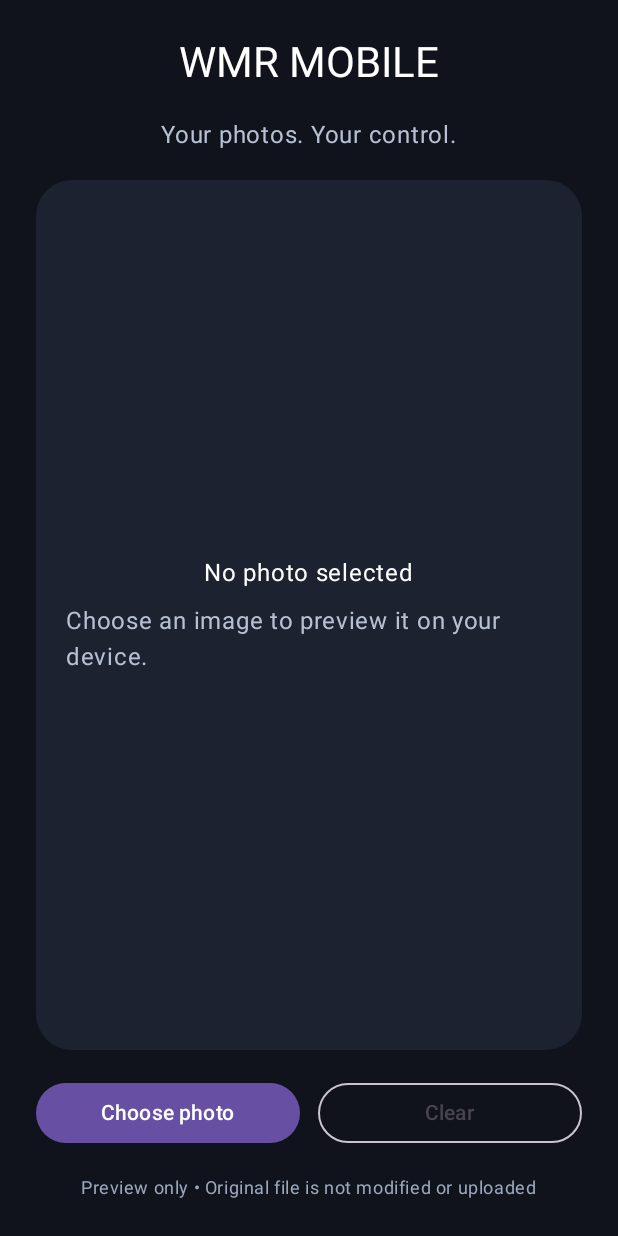
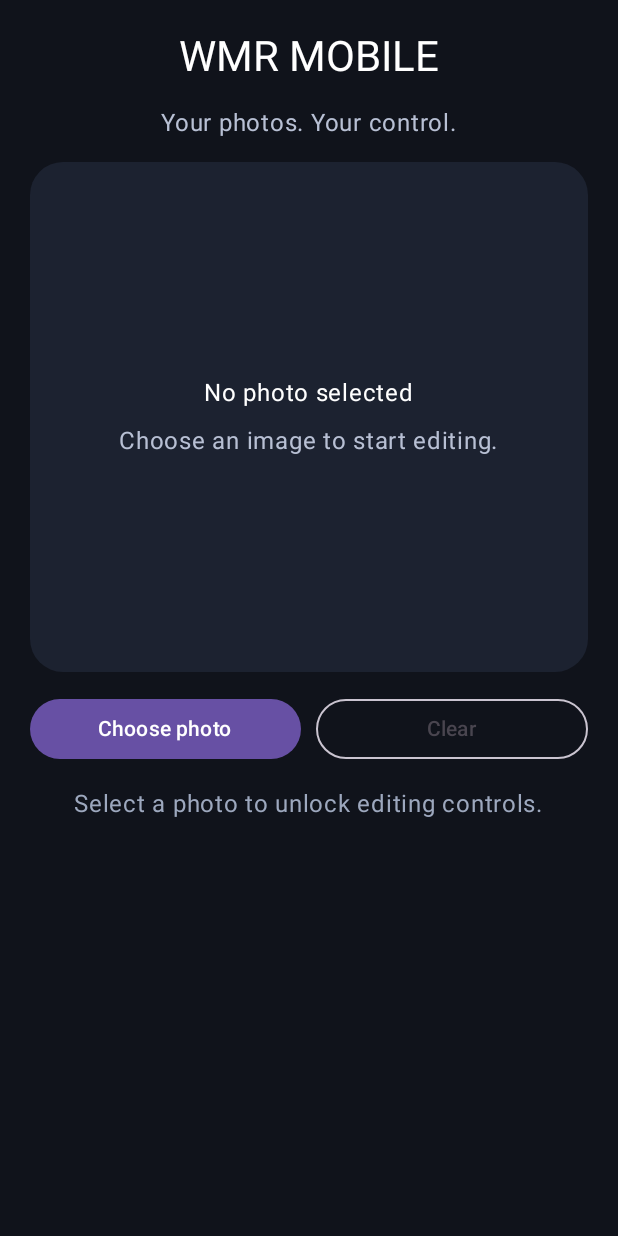
Before and after one commit to sanklamanojkumar-art/WMR-Mobile, an Android app built with Jetpack Compose: the screen it shows after launch (MainActivity), on a phone screen of 412 x 824 dp. Run offline under Robolectric (Android 15) with nearby library versions, the phone set to English and light mode, and no system bars.

Commit message:
Add photo adjustments, before-after preview and safe export

```diff
--- a/app/src/main/java/com/wmrmobile/app/MainActivity.kt
+++ b/app/src/main/java/com/wmrmobile/app/MainActivity.kt
@@ -1,11 +1,18 @@
 package com.wmrmobile.app
 
+import android.graphics.Bitmap
+import android.graphics.BitmapFactory
+import android.graphics.Canvas
+import android.graphics.ColorMatrix
+import android.graphics.ColorMatrixColorFilter
+import android.graphics.Paint
 import android.net.Uri
 import android.os.Bundle
+import android.widget.Toast
 import androidx.activity.ComponentActivity
 import androidx.activity.compose.setContent
 import androidx.activity.result.contract.ActivityResultContracts
-import androidx.compose.foundation.background
+import androidx.compose.foundation.Image
 import androidx.compose.foundation.layout.Arrangement
 import androidx.compose.foundation.layout.Column
 import androidx.compose.foundation.layout.Row
@@ -14,115 +21,245 @@ import androidx.compose.foundation.layout.fillMaxSize
 import androidx.compose.foundation.layout.fillMaxWidth
 import androidx.compose.foundation.layout.height
 import androidx.compose.foundation.layout.padding
-import androidx.compose.foundation.layout.size
+import androidx.compose.foundation.rememberScrollState
 import androidx.compose.foundation.shape.RoundedCornerShape
+import androidx.compose.foundation.verticalScroll
 import androidx.compose.material3.Button
 import androidx.compose.material3.MaterialTheme
 import androidx.compose.material3.OutlinedButton
+import androidx.compose.material3.Slider
 import androidx.compose.material3.Surface
 import androidx.compose.material3.Text
+import androidx.compose.runtime.Composable
+import androidx.compose.runtime.LaunchedEffect
 import androidx.compose.runtime.getValue
 import androidx.compose.runtime.mutableStateOf
+import androidx.compose.runtime.produceState
+import androidx.compose.runtime.remember
 import androidx.compose.runtime.setValue
 import androidx.compose.ui.Alignment
 import androidx.compose.ui.Modifier
 import androidx.compose.ui.graphics.Color
+import androidx.compose.ui.graphics.asImageBitmap
+import androidx.compose.ui.layout.ContentScale
 import androidx.compose.ui.unit.dp
-import coil.compose.AsyncImage
+import kotlinx.coroutines.Dispatchers
+import kotlinx.coroutines.withContext
 
 class MainActivity : ComponentActivity() {
     private var selectedImage by mutableStateOf<Uri?>(null)
+    private var pendingExport: Bitmap? = null
 
     private val imagePicker = registerForActivityResult(
         ActivityResultContracts.PickVisualMedia()
     ) { uri -> selectedImage = uri }
 
+    private val exportPicker = registerForActivityResult(
+        ActivityResultContracts.CreateDocument("image/jpeg")
+    ) { uri ->
+        if (uri != null) {
+            val bitmap = pendingExport
+            Thread {
+                val saved = runCatching {
+                    contentResolver.openOutputStream(uri)?.use { output ->
+                        checkNotNull(bitmap) { "No edited image to save" }
+                            .compress(Bitmap.CompressFormat.JPEG, 95, output)
+                    } ?: error("Unable to open destination")
+                }.getOrDefault(false)
+                runOnUiThread {
+                    Toast.makeText(
+                        this,
+                        if (saved) "Edited photo saved" else "Could not save photo",
+                        Toast.LENGTH_LONG
+                    ).show()
+                }
+            }.start()
+        }
+    }
+
     override fun onCreate(savedInstanceState: Bundle?) {
         super.onCreate(savedInstanceState)
         setContent {
             MaterialTheme {
-                Surface(
-                    modifier = Modifier.fillMaxSize(),
-                    color = Color(0xFF10131B)
-                ) {
+                WmrEditor(
+                    imageUri = selectedImage,
+                    decodeImage = ::decodeSelectedImage,
+                    onChoosePhoto = {
+                        imagePicker.launch(
+                            androidx.activity.result.PickVisualMediaRequest(
+                                ActivityResultContracts.PickVisualMedia.ImageOnly
+                            )
+                        )
+                    },
+                    onClear = { selectedImage = null },
+                    onExport = { bitmap ->
+                        pendingExport = bitmap
+                        exportPicker.launch("WMR-Edited.jpg")
+                    }
+                )
+            }
+        }
+    }
+
+    private fun decodeSelectedImage(uri: Uri): Bitmap? {
+        val bounds = BitmapFactory.Options().apply { inJustDecodeBounds = true }
+        contentResolver.openInputStream(uri)?.use {
+            BitmapFactory.decodeStream(it, null, bounds)
+        } ?: return null
+
+        var sample = 1
+        val longestSide = maxOf(bounds.outWidth, bounds.outHeight)
+        while (longestSide / sample > 2048) sample *= 2
+
+        val options = BitmapFactory.Options().apply { inSampleSize = sample }
+        return contentResolver.openInputStream(uri)?.use {
+            BitmapFactory.decodeStream(it, null, options)
+        }
+    }
+}
+
+@Composable
+private fun WmrEditor(
+    imageUri: Uri?,
+    decodeImage: (Uri) -> Bitmap?,
+    onChoosePhoto: () -> Unit,
+    onClear: () -> Unit,
+    onExport: (Bitmap) -> Unit
+) {
+    var originalBitmap by remember { mutableStateOf<Bitmap?>(null) }
+    var brightness by remember { mutableStateOf(0f) }
+    var contrast by remember { mutableStateOf(1f) }
+    var saturation by remember { mutableStateOf(1f) }
+    var showOriginal by remember { mutableStateOf(false) }
+
+    LaunchedEffect(imageUri) {
+        originalBitmap = if (imageUri == null) null else {
+            withContext(Dispatchers.IO) { decodeImage(imageUri) }
+        }
+        brightness = 0f
+        contrast = 1f
+        saturation = 1f
+        showOriginal = false
+    }
+
+    val editedBitmap by produceState<Bitmap?>(null, originalBitmap, brightness, contrast, saturation) {
+        value = originalBitmap?.let { source ->
+            withContext(Dispatchers.Default) {
+                applyPhotoAdjustments(source, brightness, contrast, saturation)
+            }
+        }
+    }
+
+    Surface(modifier = Modifier.fillMaxSize(), color = Color(0xFF10131B)) {
+        Column(
+            modifier = Modifier
+                .fillMaxSize()
+                .verticalScroll(rememberScrollState())
+                .padding(20.dp),
+            verticalArrangement = Arrangement.spacedBy(14.dp),
+            horizontalAlignment = Alignment.CenterHorizontally
+        ) {
+            Text("WMR MOBILE", style = MaterialTheme.typography.headlineMedium, color = Color.White)
+            Text("Your photos. Your control.", color = Color(0xFFB8C0D4))
+
+            Surface(
+                modifier = Modifier.fillMaxWidth().height(340.dp),
+                shape = RoundedCornerShape(22.dp),
+                color = Color(0xFF1C2230)
+            ) {
+                val preview = if (showOriginal) originalBitmap else editedBitmap
+                if (preview != null) {
+                    Image(
+                        bitmap = preview.asImageBitmap(),
+                        contentDescription = if (showOriginal) "Original photo" else "Edited photo preview",
+                        modifier = Modifier.fillMaxSize(),
+                        contentScale = ContentScale.Fit
+                    )
+                } else {
                     Column(
-                        modifier = Modifier
-                            .fillMaxSize()
-                            .padding(24.dp),
-                        verticalArrangement = Arrangement.spacedBy(18.dp),
+                        modifier = Modifier.fillMaxSize().padding(20.dp),
+                        verticalArrangement = Arrangement.Center,
                         horizontalAlignment = Alignment.CenterHorizontally
                     ) {
                         Text(
-                            text = "WMR MOBILE",
-                            style = MaterialTheme.typography.headlineMedium,
+                            if (imageUri == null) "No photo selected" else "Loading photo…",
                             color = Color.White
                         )
-                        Text(
-                            text = "Your photos. Your control.",
-                            style = MaterialTheme.typography.bodyLarge,
-                            color = Color(0xFFB8C0D4)
-                        )
-                        Surface(
-                            modifier = Modifier
-                                .fillMaxWidth()
-                                .weight(1f),
-                            shape = RoundedCornerShape(24.dp),
-                            color = Color(0xFF1C2230)
-                        ) {
-                            if (selectedImage != null) {
-                                AsyncImage(
-                                    model = selectedImage,
-                                    contentDescription = "Selected photo preview",
-                                    modifier = Modifier.fillMaxSize()
-                                )
-                            } else {
-                                Column(
-                                    modifier = Modifier
-                                        .fillMaxSize()
-                                        .padding(20.dp),
-                                    verticalArrangement = Arrangement.Center,
-                                    horizontalAlignment = Alignment.CenterHorizontally
-                                ) {
-                                    Text("No photo selected", color = Color.White)
-                                    Spacer(Modifier.height(8.dp))
-                                    Text(
-                                        "Choose an image to preview it on your device.",
-                                        color = Color(0xFFB8C0D4)
-                                    )
-                                }
-                            }
-                        }
-                        Row(
-                            modifier = Modifier.fillMaxWidth(),
-                            horizontalArrangement = Arrangement.spacedBy(12.dp)
-                        ) {
-                            Button(
-                                onClick = {
-                                    imagePicker.launch(
-                                        androidx.activity.result.PickVisualMediaRequest(
-                                            ActivityResultContracts.PickVisualMedia.ImageOnly
-                                        )
-                                    )
-                                },
-                                modifier = Modifier.weight(1f)
-                            ) {
-                                Text("Choose photo")
-                            }
-                            OutlinedButton(
-                                onClick = { selectedImage = null },
-                                modifier = Modifier.weight(1f)
-                            ) {
-                                Text("Clear")
-                            }
-                        }
-                        Text(
-                            text = "Preview only • Original file is not modified or uploaded",
-                            color = Color(0xFF9DA8BE),
-                            style = MaterialTheme.typography.bodySmall
-                        )
+                        Spacer(Modifier.height(8.dp))
+                        Text("Choose an image to start editing.", color = Color(0xFFB8C0D4))
                     }
                 }
+            }
+
+            Row(modifier = Modifier.fillMaxWidth(), horizontalArrangement = Arrangement.spacedBy(10.dp)) {
+                Button(onClick = onChoosePhoto, modifier = Modifier.weight(1f)) { Text("Choose photo") }
+                OutlinedButton(onClick = onClear, modifier = Modifier.weight(1f)) { Text("Clear") }
+            }
+
+            if (originalBitmap != null) {
+                Row(modifier = Modifier.fillMaxWidth(), horizontalArrangement = Arrangement.spacedBy(10.dp)) {
+                    OutlinedButton(
+                        onClick = { showOriginal = !showOriginal },
+                        modifier = Modifier.weight(1f)
+                    ) { Text(if (showOriginal) "Show edited" else "Before / After") }
+                    OutlinedButton(
+                        onClick = {
+                            brightness = 0f
+                            contrast = 1f
+                            saturation = 1f
+                            showOriginal = false
+                        },
+                        modifier = Modifier.weight(1f)
+                    ) { Text("Reset") }
+                }
+
+                Text("Brightness  ${brightness.toInt()}", color = Color.White)
+                Slider(value = brightness, onValueChange = { brightness = it }, valueRange = -80f..80f)
+                Text("Contrast  ${(contrast * 100).toInt()}%", color = Color.White)
+                Slider(value = contrast, onValueChange = { contrast = it }, valueRange = 0.5f..1.5f)
+                Text("Saturation  ${(saturation * 100).toInt()}%", color = Color.White)
+                Slider(value = saturation, onValueChange = { saturation = it }, valueRange = 0f..2f)
+
+                Button(
+                    onClick = { editedBitmap?.let(onExport) },
+                    enabled = editedBitmap != null && !showOriginal,
+                    modifier = Modifier.fillMaxWidth()
+                ) { Text("Save edited photo") }
+
+                Text(
+                    "Edits export to a new file. Your original photo is never overwritten.",
+                    color = Color(0xFF9DA8BE),
+                    style = MaterialTheme.typography.bodySmall
+                )
+            } else {
+                Text("Select a photo to unlock editing controls.", color = Color(0xFF9DA8BE))
             }
         }
     }
 }
+
+private fun applyPhotoAdjustments(
+    source: Bitmap,
+    brightness: Float,
+    contrast: Float,
+    saturation: Float
+): Bitmap {
+    val matrix = ColorMatrix().apply { setSaturation(saturation) }
+    matrix.postConcat(
+        ColorMatrix(
+            floatArrayOf(
+                contrast, 0f, 0f, 0f, brightness,
+                0f, contrast, 0f, 0f, brightness,
+                0f, 0f, contrast, 0f, brightness,
+                0f, 0f, 0f, 1f, 0f
+            )
+        )
+    )
+
+    val output = Bitmap.createBitmap(source.width, source.height, Bitmap.Config.ARGB_8888)
+    val paint = Paint(Paint.ANTI_ALIAS_FLAG or Paint.FILTER_BITMAP_FLAG).apply {
+        colorFilter = ColorMatrixColorFilter(matrix)
+    }
+    Canvas(output).drawBitmap(source, 0f, 0f, paint)
+    return output
+}
```
